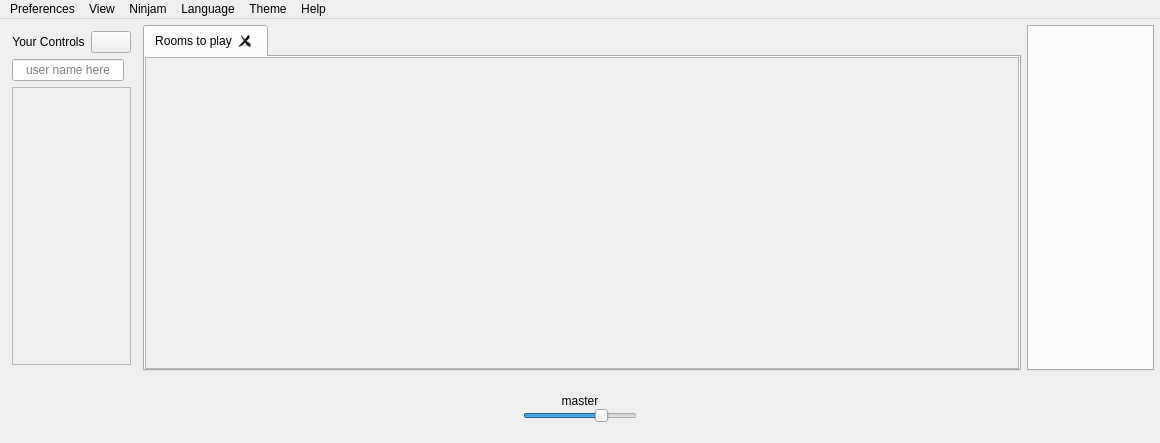
The window that src/Common/gui/MainWindow.ui (elieserdejesus/JamTaba) describes before a commit, drawn with Qt 5.
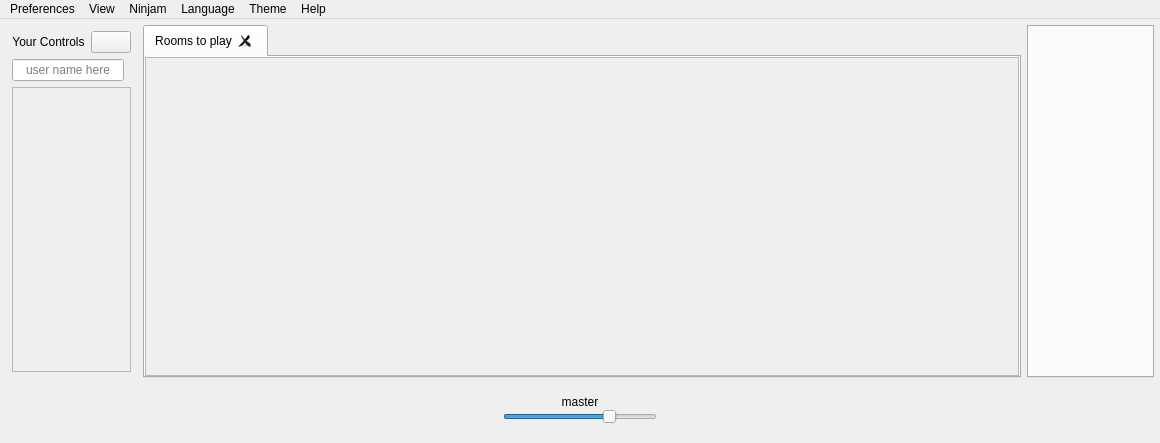
The same window after the commit. Icons and pictures are not drawn. Custom widgets are drawn as their Qt base class.

Patch:
```diff
--- a/src/Common/gui/MainWindow.ui
+++ b/src/Common/gui/MainWindow.ui
@@ -204,30 +204,36 @@
       <property name="styleSheet">
        <string notr="true"/>
       </property>
-      <layout class="QVBoxLayout" name="bottomPanelLayout">
+      <layout class="QGridLayout" name="gridLayout_2" columnstretch="1">
+       <property name="sizeConstraint">
+        <enum>QLayout::SetDefaultConstraint</enum>
+       </property>
        <property name="leftMargin">
-        <number>0</number>
+        <number>3</number>
        </property>
        <property name="topMargin">
-        <number>6</number>
+        <number>0</number>
        </property>
        <property name="rightMargin">
-        <number>0</number>
+        <number>3</number>
        </property>
        <property name="bottomMargin">
         <number>0</number>
        </property>
-       <item alignment="Qt::AlignHCenter|Qt::AlignVCenter">
+       <property name="verticalSpacing">
+        <number>0</number>
+       </property>
+       <item row="0" column="0" alignment="Qt::AlignHCenter">
         <widget class="QFrame" name="masterControlsPanel">
          <property name="sizePolicy">
-          <sizepolicy hsizetype="MinimumExpanding" vsizetype="Maximum">
+          <sizepolicy hsizetype="Preferred" vsizetype="Maximum">
            <horstretch>0</horstretch>
            <verstretch>0</verstretch>
           </sizepolicy>
          </property>
          <property name="minimumSize">
           <size>
-           <width>140</width>
+           <width>180</width>
            <height>0</height>
           </size>
          </property>
@@ -241,13 +247,16 @@
           <property name="spacing">
            <number>0</number>
           </property>
+          <property name="sizeConstraint">
+           <enum>QLayout::SetDefaultConstraint</enum>
+          </property>
           <property name="leftMargin">
            <number>0</number>
           </property>
           <property name="rightMargin">
            <number>0</number>
           </property>
-          <item alignment="Qt::AlignBottom">
+          <item alignment="Qt::AlignVCenter">
            <widget class="QLabel" name="masterTitleLabel">
             <property name="text">
              <string>master</string>
@@ -259,7 +268,7 @@
           </item>
           <item>
            <layout class="QHBoxLayout" name="masterFaderLayout">
-            <item>
+            <item alignment="Qt::AlignVCenter">
              <widget class="QLabel" name="speakerIconLeft">
               <property name="text">
                <string/>
@@ -269,7 +278,7 @@
               </property>
              </widget>
             </item>
-            <item>
+            <item alignment="Qt::AlignVCenter">
              <widget class="QSlider" name="masterFader">
               <property name="sizePolicy">
                <sizepolicy hsizetype="MinimumExpanding" vsizetype="Expanding">
@@ -291,7 +300,7 @@
               </property>
              </widget>
             </item>
-            <item>
+            <item alignment="Qt::AlignVCenter">
              <widget class="QLabel" name="speakerIconRight">
               <property name="text">
                <string/>
@@ -306,7 +315,7 @@
           <item>
            <layout class="QVBoxLayout" name="masterMetersLayout">
             <property name="spacing">
-             <number>3</number>
+             <number>2</number>
             </property>
             <item>
              <widget class="AudioMeter" name="masterMeterL" native="true"/>
@@ -388,7 +397,7 @@
              <x>0</x>
              <y>0</y>
              <width>843</width>
-             <height>307</height>
+             <height>314</height>
             </rect>
            </property>
           </widget>
```
Left out of the diff: 6 changed lines with no effect on the pictures.
